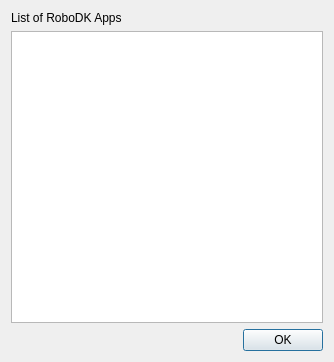
Before: the Qt Designer form PluginAppLoader/dialogapplist.ui in RoboDK/Plug-In-Interface, drawn with Qt 5.
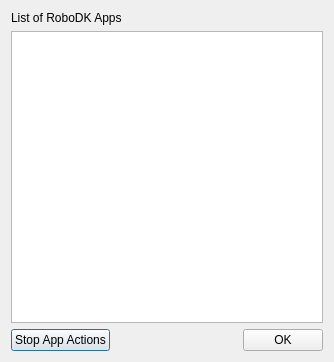
After: the same form once the commit is applied.

Diff of the .ui file:
```diff
--- a/PluginAppLoader/dialogapplist.ui
+++ b/PluginAppLoader/dialogapplist.ui
@@ -36,6 +36,13 @@
    </item>
    <item>
     <layout class="QHBoxLayout" name="horizontalLayout">
+     <item>
+      <widget class="QPushButton" name="btnStopAppActions">
+       <property name="text">
+        <string>Stop App Actions</string>
+       </property>
+      </widget>
+     </item>
      <item>
       <spacer name="horizontalSpacer">
        <property name="orientation">
```
